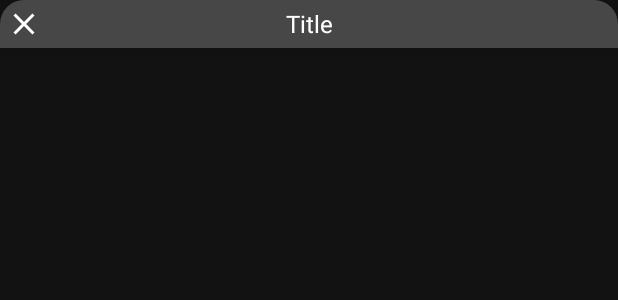
After one commit to NandityaNuswatama/GoalsCatcher, an Android app: the layout bottom_sheet_input_text.xml on its own in the app's theme, with its tools: preview values and no code run, on a phone screen of 412 x 824 dp. The commit adds this screen. Shown: the top 300 px of the screen. Run offline under Robolectric (Android 15) with nearby library versions, the phone set to English and light mode, and no system bars; Roboto replaces fonts that are not available here.

Commit message:
style(home): init home view

```diff
--- a/app/build.gradle.kts
+++ b/app/build.gradle.kts
@@ -1,6 +1,7 @@
 plugins {
     id("com.android.application")
     id("org.jetbrains.kotlin.android")
+    id("kotlin-parcelize")
 }
 
 android {
--- a/app/src/main/java/com/nandits/goalscatcher/utils/BundleKeys.kt
+++ b/app/src/main/java/com/nandits/goalscatcher/utils/BundleKeys.kt
@@ -1,4 +1,5 @@
 package com.nandits.goalscatcher.utils
 
 object BundleKeys {
+    const val INPUT_TEXT_CONFIG = "INPUT_TEXT_CONFIG"
 }
--- a/app/src/main/java/com/nandits/goalscatcher/utils/HawkKeys.kt
+++ b/app/src/main/java/com/nandits/goalscatcher/utils/HawkKeys.kt
@@ -1,4 +1,5 @@
 package com.nandits.goalscatcher.utils
 
 object HawkKeys {
+    const val HOME_TITLE = "HOME_TITLE"
 }
--- /dev/null
+++ b/app/src/main/java/com/nandits/goalscatcher/utils/PrimitivesUtils.kt
@@ -0,0 +1,3 @@
+package com.nandits.goalscatcher.utils
+
+fun Boolean?.default(boolean: Boolean) = this ?: boolean
--- a/app/src/main/res/layout/activity_main.xml
+++ b/app/src/main/res/layout/activity_main.xml
@@ -6,7 +6,12 @@
     android:layout_height="match_parent"
     tools:context=".view.MainActivity">
 
+    <include
+        android:id="@+id/toolbarHome"
+        layout="@layout/layout_toolbar" />
+
     <TextView
+        style="@style/TextBold"
         android:layout_width="wrap_content"
         android:layout_height="wrap_content"
         android:text="Hello World!"
--- /dev/null
+++ b/app/src/main/res/layout/bottom_sheet_input_text.xml
@@ -0,0 +1,37 @@
+<?xml version="1.0" encoding="utf-8"?>
+<LinearLayout xmlns:android="http://schemas.android.com/apk/res/android"
+    xmlns:tools="http://schemas.android.com/tools"
+    style="@style/BottomSheetStyle"
+    android:orientation="vertical">
+
+    <FrameLayout
+        android:layout_width="match_parent"
+        android:layout_height="wrap_content">
+
+        <androidx.appcompat.widget.AppCompatImageView
+            android:id="@+id/btnClose"
+            android:layout_width="wrap_content"
+            android:layout_height="wrap_content"
+            android:layout_gravity="center|start"
+            android:foreground="?selectableItemBackground"
+            android:padding="4dp"
+            android:src="@drawable/ic_close_24"
+            android:visibility="gone"
+            tools:visibility="visible" />
+
+        <com.google.android.material.textview.MaterialTextView
+            android:id="@+id/tvTitle"
+            style="@style/TextSemiBold"
+            android:layout_width="match_parent"
+            android:layout_height="wrap_content"
+            android:layout_gravity="center"
+            android:layout_marginHorizontal="40dp"
+            android:ellipsize="end"
+            android:gravity="center"
+            android:maxLines="2"
+            android:textSize="16sp"
+            tools:text="Title" />
+    </FrameLayout>
+
+
+</LinearLayout>
--- a/app/src/main/res/values/strings.xml
+++ b/app/src/main/res/values/strings.xml
@@ -1,3 +1,5 @@
 <resources>
     <string name="app_name">Goals Catcher</string>
+    <string name="format_user_goals">%s\'s Goals</string>
+    <string name="label_enter_your_name">Enter Your Name</string>
 </resources>
```
Also changed, not shown: app/src/main/java/com/nandits/goalscatcher/base/BaseBottomSheetFragment.kt (added, +48 -0 lines), app/src/main/java/com/nandits/goalscatcher/data/InputTextConfig.kt (added, +14 -0 lines), app/src/main/java/com/nandits/goalscatcher/utils/Utils.kt (+23 -0 lines), app/src/main/java/com/nandits/goalscatcher/utils/ViewUtils.kt (added, +27 -0 lines), app/src/main/java/com/nandits/goalscatcher/view/MainActivity.kt (+46 -3 lines), app/src/main/java/com/nandits/goalscatcher/view/bottomsheet/InputTextBottomSheet.kt (added, +50 -0 lines).
